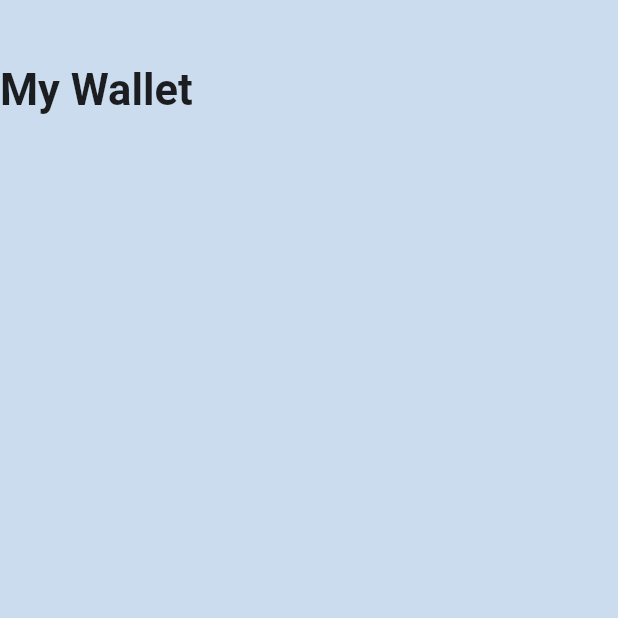
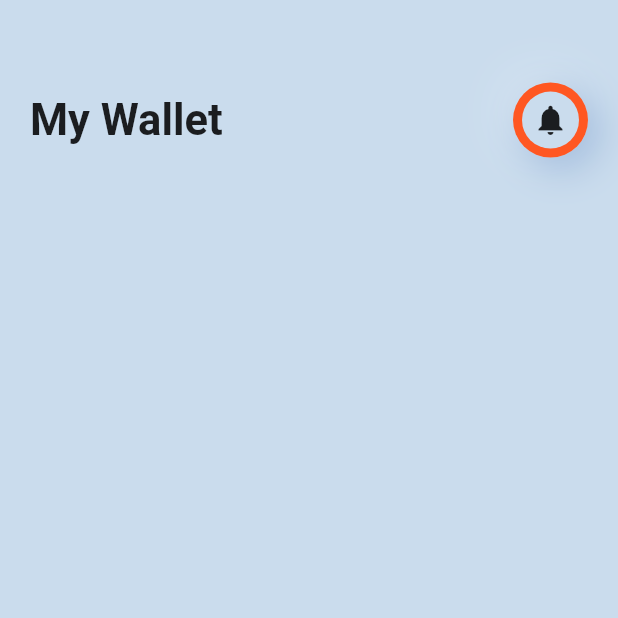
Before and after one commit to Vishnuanand77/MasterPay_FlutterUI, a Flutter app: the screen it shows after launch, on a phone screen of 412 x 824 dp, the top half of it. Run offline on Flutter 3.47's test engine with Material 2 defaults, Android fonts, the phone set to English and light mode, and no system bars.

Commit message:
Designed the app header

```diff
--- a/lib/main.dart
+++ b/lib/main.dart
@@ -19,6 +19,9 @@ class HomePage extends StatelessWidget {
       backgroundColor: primaryColor,
       body: Column(
         children: [
+          SizedBox(
+            height: 20,
+          ),
           Container(
             height: 120,
             child: WalletHeader(),
--- a/lib/widgets/walletheader.dart
+++ b/lib/widgets/walletheader.dart
@@ -1,3 +1,4 @@
+import 'package:expenses_app_ui/data.dart';
 import 'package:flutter/material.dart';
 
 class WalletHeader extends StatelessWidget {
@@ -6,7 +7,9 @@ class WalletHeader extends StatelessWidget {
   @override
   Widget build(BuildContext context) {
     return Container(
+      margin: EdgeInsets.symmetric(horizontal: 20),
       child: Row(
+        mainAxisAlignment: MainAxisAlignment.spaceBetween,
         children: [
           Text(
             "My Wallet",
@@ -14,7 +17,39 @@ class WalletHeader extends StatelessWidget {
               fontSize: 29,
               fontWeight: FontWeight.bold,
             ),
-          )
+          ),
+          Container(
+            height: 50,
+            width: 50,
+            decoration: BoxDecoration(
+              boxShadow: customShadow,
+              color: primaryColor,
+              shape: BoxShape.circle,
+            ),
+            child: Stack(
+              children: [
+                Center(
+                  child: Container(
+                    decoration: BoxDecoration(
+                      color: Colors.deepOrange,
+                      shape: BoxShape.circle,
+                    ),
+                  ),
+                ),
+                Center(
+                  child: Container(
+                      margin: EdgeInsets.all(6),
+                      decoration: BoxDecoration(
+                        color: primaryColor,
+                        shape: BoxShape.circle,
+                      )),
+                ),
+                Center(
+                  child: Icon(Icons.notifications),
+                ),
+              ],
+            ),
+          ),
         ],
       ),
     );
```
